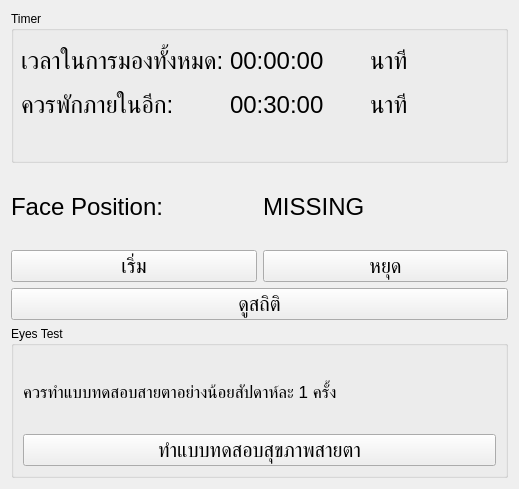
PupakornChutuad/NGEyeDetect, file form2.ui: the form before one commit.
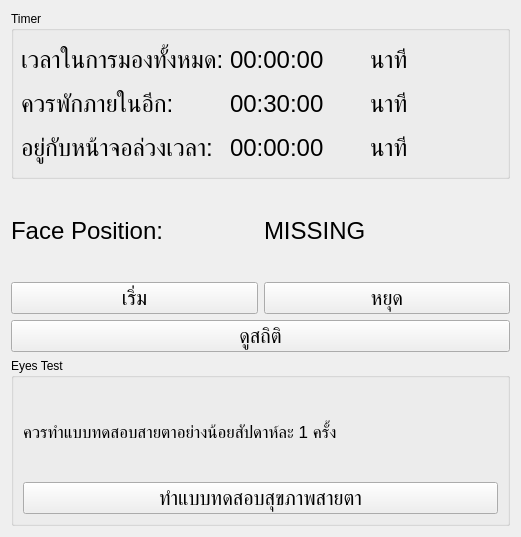
The form after the commit.

```diff
--- a/form2.ui
+++ b/form2.ui
@@ -6,8 +6,8 @@
    <rect>
     <x>0</x>
     <y>0</y>
-    <width>519</width>
-    <height>489</height>
+    <width>521</width>
+    <height>537</height>
    </rect>
   </property>
   <property name="windowTitle">
@@ -25,7 +25,7 @@
         <x>10</x>
         <y>30</y>
         <width>483</width>
-        <height>83</height>
+        <height>126</height>
        </rect>
       </property>
       <layout class="QHBoxLayout" name="horizontalLayout">
@@ -56,6 +56,19 @@
            </property>
           </widget>
          </item>
+         <item>
+          <widget class="QLabel" name="label_7">
+           <property name="font">
+            <font>
+             <pointsize>18</pointsize>
+             <stylestrategy>PreferDefault</stylestrategy>
+            </font>
+           </property>
+           <property name="text">
+            <string>อยู่กับหน้าจอล่วงเวลา:</string>
+           </property>
+          </widget>
+         </item>
         </layout>
        </item>
        <item>
@@ -84,6 +97,18 @@
            </property>
           </widget>
          </item>
+         <item>
+          <widget class="QLabel" name="lbCountTimeOut">
+           <property name="font">
+            <font>
+             <pointsize>18</pointsize>
+            </font>
+           </property>
+           <property name="text">
+            <string>00:00:00</string>
+           </property>
+          </widget>
+         </item>
         </layout>
        </item>
        <item>
@@ -112,6 +137,18 @@
            </property>
           </widget>
          </item>
+         <item>
+          <widget class="QLabel" name="label_9">
+           <property name="font">
+            <font>
+             <pointsize>18</pointsize>
+            </font>
+           </property>
+           <property name="text">
+            <string>นาที</string>
+           </property>
+          </widget>
+         </item>
         </layout>
        </item>
       </layout>
```
